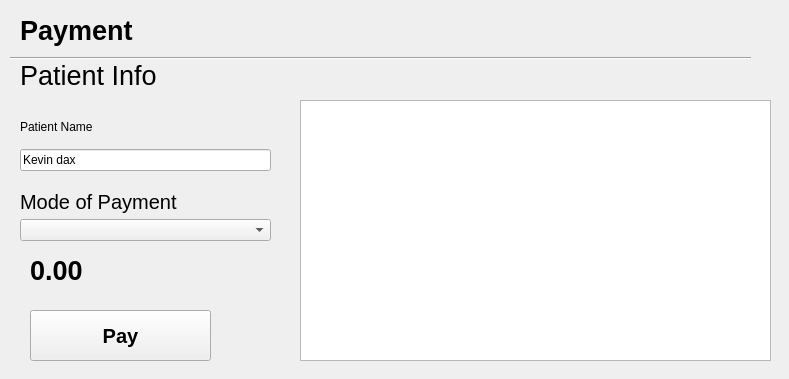
Before: the Qt Designer form payment_tab.ui in Philippe-Gorre/Elixir_Proj, drawn with Qt 5.
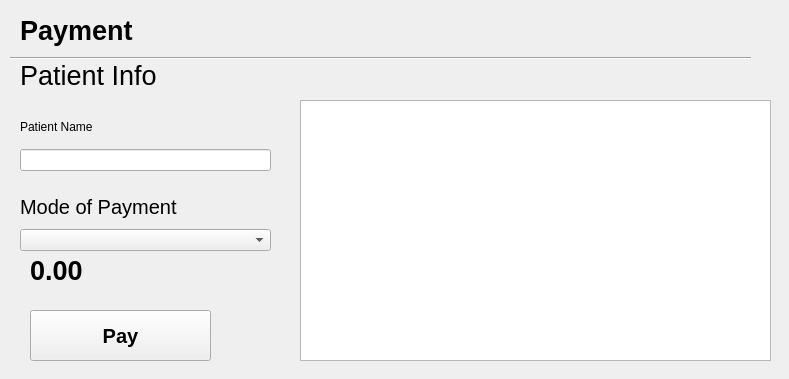
After: the same form once the commit is applied.

Patch:
```diff
--- a/payment_tab.ui
+++ b/payment_tab.ui
@@ -65,7 +65,7 @@
     <item>
      <widget class="QLineEdit" name="pat_fullname">
       <property name="text">
-       <string>Kevin dax</string>
+       <string/>
       </property>
      </widget>
     </item>
@@ -143,7 +143,7 @@
      <x>20</x>
      <y>190</y>
      <width>251</width>
-     <height>51</height>
+     <height>61</height>
     </rect>
    </property>
    <layout class="QVBoxLayout" name="verticalLayout_3">
```
